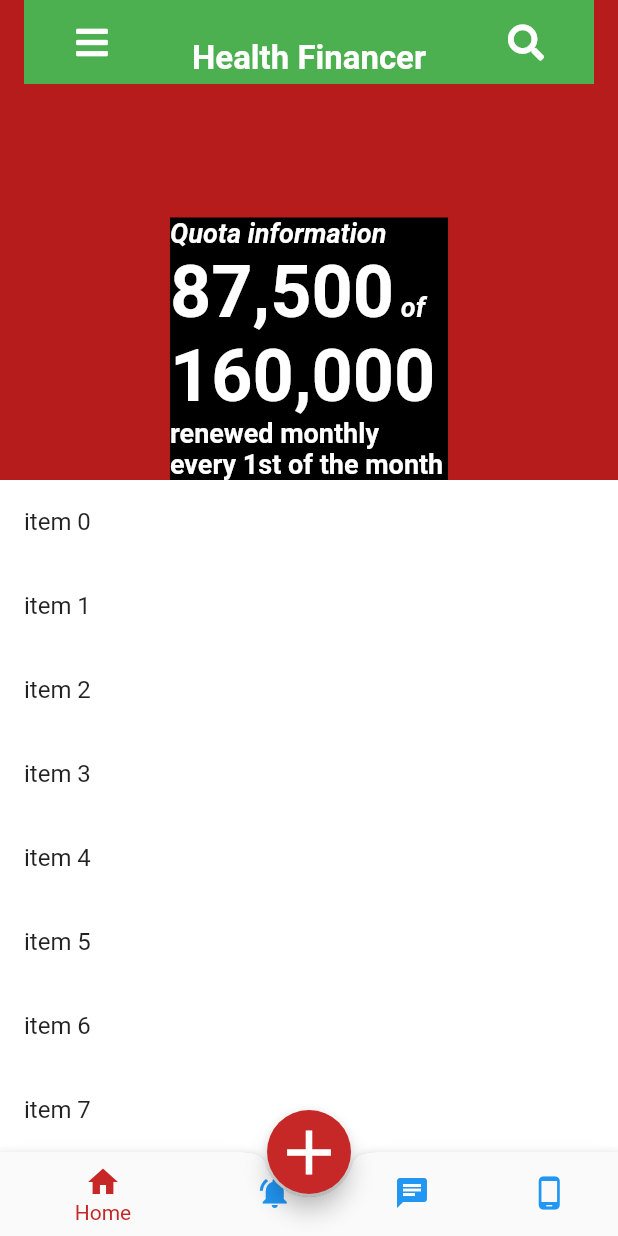
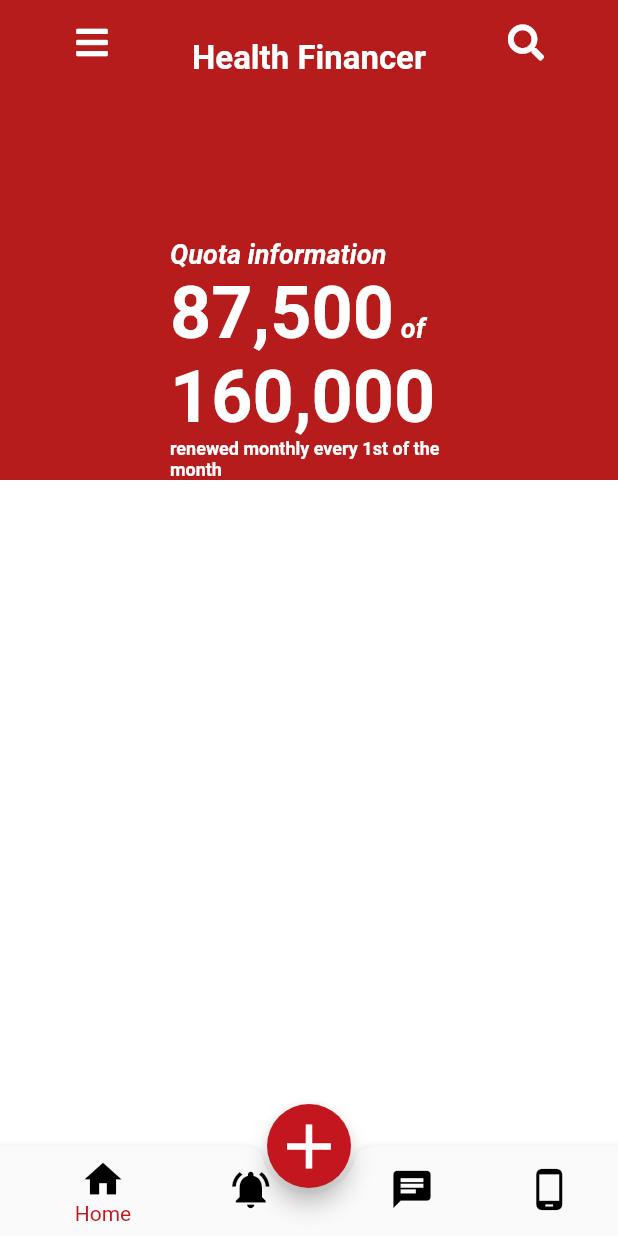
Before and after one commit to IHKodifier/hhfv4apps, a Flutter app: the screen it shows after launch, on a phone screen of 412 x 824 dp. Run offline on Flutter 3.47's test engine with Material 2 defaults, Android fonts, the phone set to English and light mode, and no system bars; our stand-ins replace font_awesome_flutter; Roboto replaces fonts that are missing (Montserrat); project files that could hold a hidden picture were left out.

Commit message:
basic skeleton fixed after subRepo disaster.

```diff
--- a/lib/colors.dart
+++ b/lib/colors.dart
@@ -2,8 +2,8 @@ import 'package:health_financer/packageLib.dart';
 import 'package:flutter/material.dart';
 
 
-const hhfPrimaryColor = const Color(0xFFc62828);
-const hhfPrimaryLight = const Color(0xc5a6a6);
+const hhfPrimaryColor = const Color(0xFFC4161F);
+const hhfPrimaryLight = const Color(0xFFc5a6a6);
 const hhfPrimaryDark = const Color(0xFF7C1111);
 const hhfSecondaryColor = const Color(0xFF4dd0e1);
 const hhfSecondaryLight = const Color(0xc5a6a6);
--- /dev/null
+++ b/lib/ui/bottomNavBar.dart
@@ -0,0 +1,65 @@
+import 'package:health_financer/packageLib.dart';
+
+
+
+class BottomNavBar extends StatefulWidget {
+  @override
+  _BottomNavBarState createState() => _BottomNavBarState();
+}
+
+class _BottomNavBarState extends State<BottomNavBar> {
+  @override
+   Widget build(BuildContext context) {
+
+
+    //TODO:  ROLEBASED  initializations here
+
+    return BottomNavigationBar(
+      // backgroundColor: Colors.pink,
+      fixedColor: Theme.of(context).primaryColor,
+      items: <BottomNavigationBarItem>[
+        BottomNavigationBarItem(
+          icon: Icon(
+            Icons.home,
+            size: 30.0,
+            color: Colors.black,
+          ),
+          title: Text('Home'),
+        ),
+        BottomNavigationBarItem(
+          icon: Padding(
+            padding: const EdgeInsets.only(right: 32.0),
+            child: Icon(
+              Icons.notifications_active,
+              size: 30.0,
+              color: Colors.black,
+            ),
+          ),
+          title: Text('Notifications'),
+        ),
+        BottomNavigationBarItem(
+          icon: Icon(
+            Icons.chat,
+            size: 30.0,
+            color: Colors.black,
+          ),
+          title: Text('Messages'),
+        ),
+        BottomNavigationBarItem(
+          icon: Icon(
+            Icons.phone_android,
+            size: 30.0,
+            color: Colors.black,
+          ),
+          title: Text(
+            'Phone',
+            style: Theme.of(context)
+                .textTheme
+                .subtitle
+                .copyWith(color: Colors.black, fontSize: 14.0),
+          ),
+        ),
+      ],
+    );
+  }
+}
--- a/lib/ui/dashboard.dart
+++ b/lib/ui/dashboard.dart
@@ -9,26 +9,42 @@ class _DashBoardState extends State<DashBoard> {
   @override
   Widget build(BuildContext context) {
     return Container(
-      // color: Colors.red[50],
+      color: Colors.transparent,
       child: Center(
-        child: RichText(
+        child: Column(
+          children: <Widget>[
+            // Image.asset('/assets/images/dashboard.png'),
+            RichText(
               text: TextSpan(
                 text: 'Quota information ',
-                  style: Theme.of(context).textTheme.title.copyWith(color: Colors.white,fontSize: 18.0, fontStyle: FontStyle.italic),
+                style: Theme.of(context).textTheme.title.copyWith(
+                    color: Colors.white,
+                    fontSize: 18.0,
+                    fontStyle: FontStyle.italic),
                 children: <TextSpan>[
                   TextSpan(
                       text: '87,500',
-                        style: TextStyle(fontSize: 48.0,fontWeight: FontWeight.bold,fontStyle: FontStyle.normal)),
+                      style: TextStyle(
+                          fontSize: 48.0,
+                          fontWeight: FontWeight.bold,
+                          fontStyle: FontStyle.normal)),
                   TextSpan(text: ' of '),
                   TextSpan(
                       text: '160,000',
-                        style: TextStyle(fontSize: 48.0,fontWeight: FontWeight.bold,fontStyle: FontStyle.normal)),
+                      style: TextStyle(
+                          fontSize: 48.0,
+                          fontWeight: FontWeight.bold,
+                          fontStyle: FontStyle.normal)),
                   TextSpan(
                       text: '  renewed monthly every 1st of the month',
-                        style: TextStyle(fontStyle: FontStyle.normal)),
-
+                      style: TextStyle(
+                        fontStyle: FontStyle.normal,
+                        fontSize: 12.0,
+                      )),
                 ],
               ),
+            ),
+          ],
         ),
       ),
     );
--- a/lib/ui/home.dart
+++ b/lib/ui/home.dart
@@ -1,6 +1,8 @@
 import 'package:health_financer/packageLib.dart';
+import 'package:health_financer/ui/bottomNavBar.dart';
+import 'package:health_financer/ui/caseTile.dart';
 import 'package:health_financer/ui/myFelexibleAppBar.dart';
-// import 'package:health_financer/ui/newcase.dart';
+// import 'package:health_financer/ui/newcase.dart'
 
 class HomePage extends StatefulWidget {
   @override
@@ -31,62 +33,24 @@ class _HomePageState extends State<HomePage>
         ),
       ),
       floatingActionButtonLocation: FloatingActionButtonLocation.centerDocked,
-      bottomNavigationBar: BottomAppBar(
-        elevation: 5.0,
-        color: Colors.blueGrey.shade100,
-        shape: const CircularNotchedRectangle(),
-        notchMargin: 2.0,
-        clipBehavior: Clip.antiAlias,
-        child: _buildBottomNavBar(),
-      ),
+      bottomNavigationBar: _buildBottomAppBar(),
     );
   }
 
-  Widget _buildBottomNavBar() {
-    //todo
-    // do rolebased initializations here
-
-    return BottomNavigationBar(
-      // find tabs authorized to this user's roles
-      // and switch selection to generate a list of BottomNabigationBarItems
-
-      selectedItemColor: Theme.of(context).primaryColor,
-      unselectedItemColor: Theme.of(context).accentColor,
-      items: <BottomNavigationBarItem>[
-        BottomNavigationBarItem(
-          icon: Icon(
-            Icons.home,
-            // size: 35.0,
-          ),
-          title: Text('Home'),
-        ),
-        BottomNavigationBarItem(
-          icon: Icon(
-            Icons.notifications_active,
-            // size: 35.0,
-          ),
-          title: Text('Notifications'),
-        ),
-        BottomNavigationBarItem(
-          icon: Icon(
-            Icons.chat,
-            // size: 35.0,
-          ),
-          title: Text('Messages'),
-        ),
-        BottomNavigationBarItem(
-          icon: Icon(
-            Icons.phone_android,
-            // size: 35.0,
-          ),
-          title: Text('Phone'),
-        ),
-      ],
+  Widget _buildBottomAppBar() {
+    return BottomAppBar(
+      elevation: 5.0,
+      color: Colors.purple,
+      shape: const CircularNotchedRectangle(),
+      notchMargin: 4.0,
+      clipBehavior: Clip.antiAliasWithSaveLayer,
+      child: BottomNavBar(),
     );
   }
 
   Widget _buildScrollable() {
     return CustomScrollView(
+      // scrollDirection: Axis.horizontal,
       slivers: <Widget>[
         SliverAppBar(
           title: CustomAppBar(),
@@ -95,22 +59,8 @@ class _HomePageState extends State<HomePage>
           expandedHeight: 320.0,
           flexibleSpace: MyFlexibleAppBar(),
         ),
-        myList(),
+        // HorizontalListView(title: 'title',description: 'desc',),
       ],
     );
   }
-
-  Widget myList() {
-    return SliverList(
-      delegate: SliverChildBuilderDelegate((context, index) {
-        if (index > 20)
-          return null;
-        else {
-          return ListTile(
-            title: Text('item $index'),
-          );
-        }
-      }),
-    );
-  }
 }
--- a/lib/ui/myFelexibleAppBar.dart
+++ b/lib/ui/myFelexibleAppBar.dart
@@ -22,7 +22,7 @@ class _MyFlexibleAppBarState extends State<MyFlexibleAppBar> {
           children: <Widget>[
             Container(
 
-              color: Colors.black,
+              color: Colors.transparent,
               width:MediaQuery.of(context).size.width/10.0* 4.5 ,
               child: DashBoard(),
             )
--- a/lib/ui/myappBar.dart
+++ b/lib/ui/myappBar.dart
@@ -10,7 +10,7 @@ class CustomAppBar extends StatelessWidget {
   @override
   Widget build(BuildContext context) {
     return Container(
-      color: Colors.green,
+      // color: Colors.green,
       child: Row(
         mainAxisAlignment: MainAxisAlignment.spaceAround,
         crossAxisAlignment: CrossAxisAlignment.end,
@@ -30,7 +30,7 @@ class CustomAppBar extends StatelessWidget {
               child: Text(
                 'Health Financer',
                 style: TextStyle(
-                    color: Colors.white,
+                    // color: Colors.white,
                     fontSize: 22.0,
                     fontWeight: FontWeight.bold),
               ),
```
Also changed, not shown: lib/packageLib.dart (+14 -5 lines), lib/ui/caseTile.dart (added, +21 -0 lines), lib/ui/horizontal_list_View.dart (added, +32 -0 lines). Lines whose indentation alone changed are shown as unchanged.
